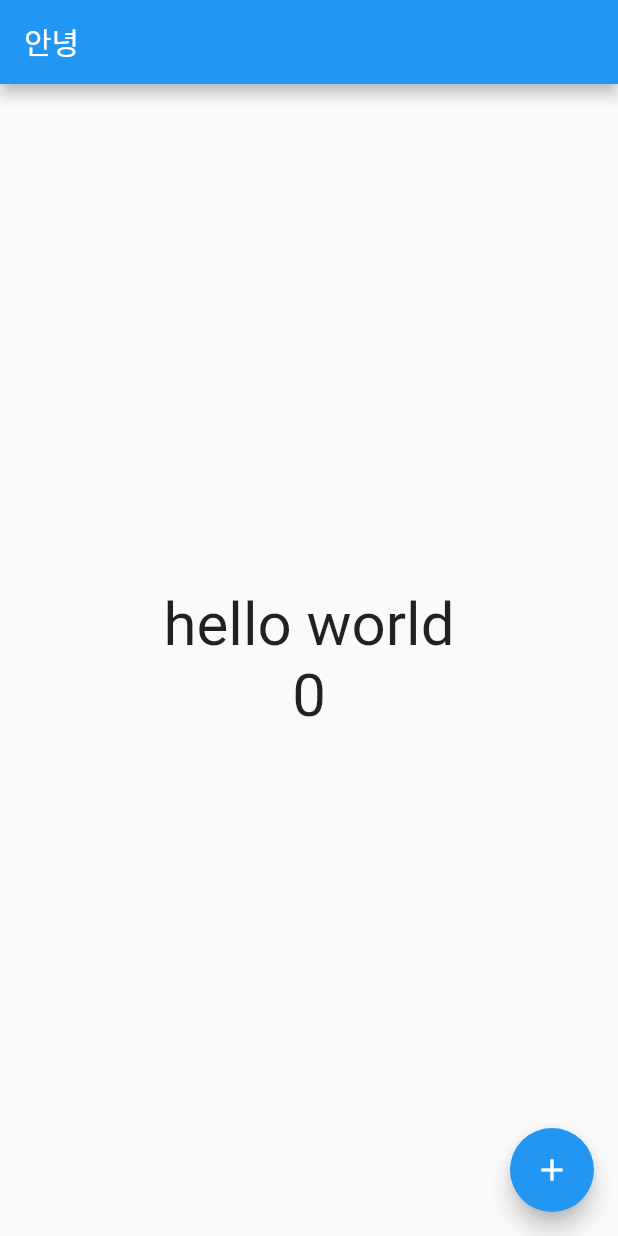
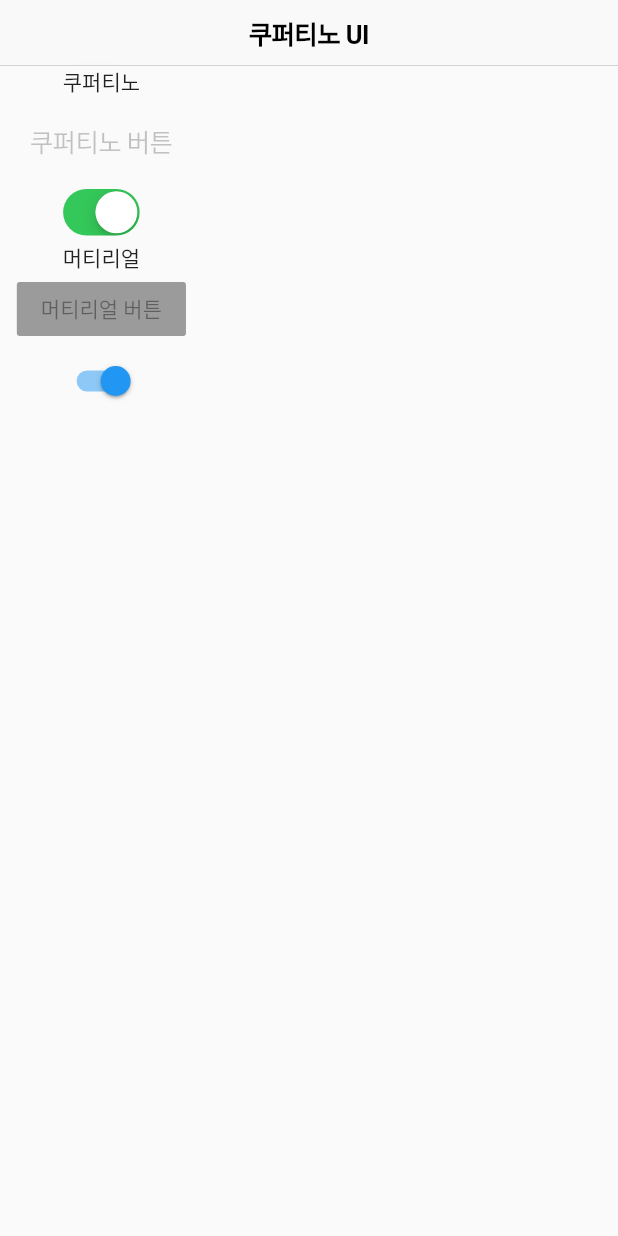
Before and after one commit to hd1534/flutter, a Flutter app: the screen it shows after launch, on a phone screen of 412 x 824 dp. Run offline on Flutter 3.47's test engine with Material 2 defaults, Android fonts, the phone set to English and light mode, and no system bars.

Commit message:
cupertino, material design

```diff
--- /dev/null
+++ b/lib/cupertino_page.dart
@@ -0,0 +1,48 @@
+import 'package:flutter/cupertino.dart';
+import 'package:flutter/material.dart';
+
+class CupertinoPage extends StatefulWidget {
+  @override
+  _CupertinoPageState createState() => _CupertinoPageState();
+}
+
+class _CupertinoPageState extends State<CupertinoPage> {
+  bool _switch = true;
+
+  @override
+  Widget build(BuildContext context) {
+    return Scaffold(
+      appBar: CupertinoNavigationBar(
+        middle: Text("쿠퍼티노 UI"),
+      ),
+      body:Column(
+        children: [
+          Text("쿠퍼티노"),
+          CupertinoButton(
+            child: Text("쿠퍼티노 버튼"),
+          ),
+          CupertinoSwitch(
+            value: _switch,
+            onChanged: (bool value) {
+              setState(() {
+                _switch = value;
+              });
+            },
+          ),
+          Text("머티리얼"),
+          RaisedButton(
+            child: Text("머티리얼 버튼"),
+          ),
+          Switch(
+            value: _switch,
+            onChanged: (bool value) {
+              setState(() {
+                _switch = value;
+              });
+            },
+          )
+        ],
+      )
+    );
+  }
+}
--- a/lib/main.dart
+++ b/lib/main.dart
@@ -1,4 +1,5 @@
 import 'package:flutter/material.dart';
+import 'cupertino_page.dart';
 
 void main() {
   runApp(MyApp());
@@ -26,7 +27,8 @@ class MyApp extends StatelessWidget {
         // closer together (more dense) than on mobile platforms.
         visualDensity: VisualDensity.adaptivePlatformDensity,
       ),
-      home: HelloPage("안녕")
+//      home: HelloPage("안녕")
+    home: CupertinoPage()
     );
   }
 }
```
